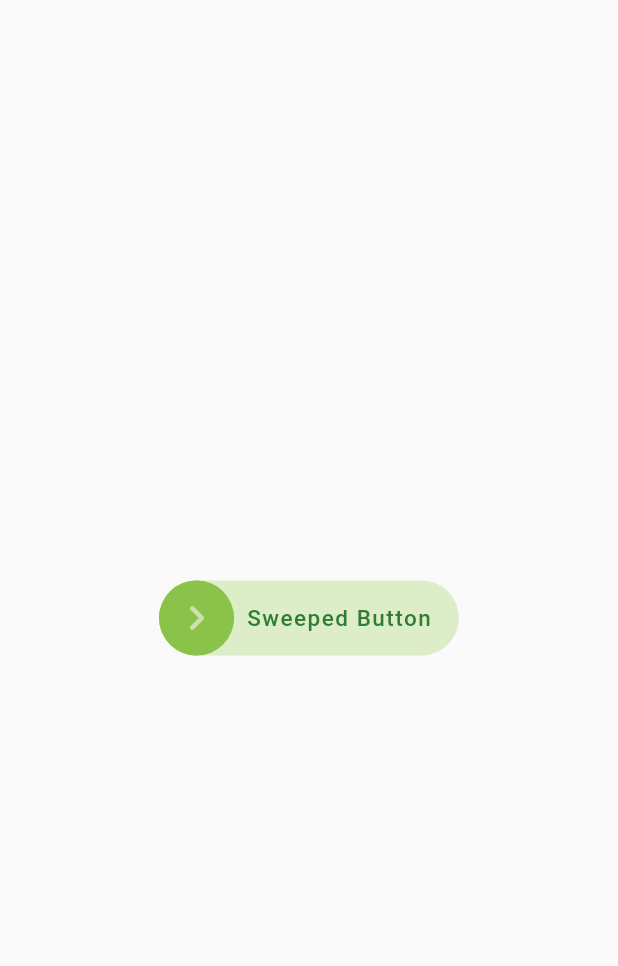
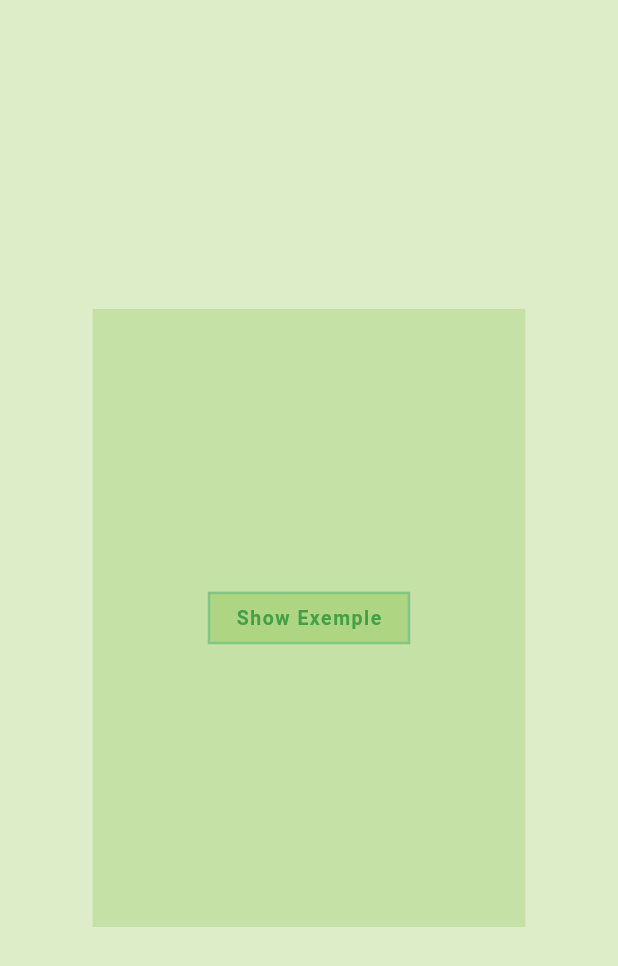
Before and after one commit to SanterDev1/sweep_animation_button, a Flutter app: the screen it shows after launch, on a phone screen of 412 x 824 dp. Shown: the top 966 px of the screen. Run offline on Flutter 3.47's test engine with Material 2 defaults, Android fonts, the phone set to English and light mode, and no system bars.

Commit message:
first commit

```diff
--- a/sweep_animation_button/example/lib/main.dart
+++ b/sweep_animation_button/example/lib/main.dart
@@ -1,5 +1,6 @@
 
 // ignore_for_file: avoid_print
+import 'package:example/test_widget.dart';
 import 'package:flutter/material.dart';
 import 'package:flutter/services.dart';
 import 'package:sweep_animation_button/sweep_animation_button.dart';
@@ -16,7 +17,7 @@ class MyApp extends StatelessWidget {
     SystemChrome.setEnabledSystemUIMode(SystemUiMode.immersiveSticky);
     return const MaterialApp(
       debugShowCheckedModeBanner: false,
-      home: MyHomePage()
+      home: MyWidget()
     );
   }
 }
@@ -29,7 +30,7 @@ class MyHomePage extends StatelessWidget {
     return Scaffold(
       body: Center(
         child: SweepAnimationButton(
-          width: 200,
+          width: 250,
           height: 50,
           animationProgressColor: Colors.green[800],
           borderRadius: 50,
--- /dev/null
+++ b/sweep_animation_button/example/lib/test_widget.dart
@@ -0,0 +1,240 @@
+import 'package:flutter/material.dart';
+import 'package:sweep_animation_button/sweep_animation_button.dart';
+
+class MyWidget extends StatefulWidget {
+  const MyWidget({super.key});
+
+  @override
+  State<MyWidget> createState() => _MyWidgetState();
+}
+
+class _MyWidgetState extends State<MyWidget> {
+  bool visibility = false;
+  bool isAnimation = true;
+  bool isDone = true;
+  @override
+  Widget build(BuildContext context) {
+    Size size = MediaQuery.of(context).size;
+    return Scaffold(
+      backgroundColor: Colors.lightGreen[100],
+      body: Center(
+        child: Container(
+          width: size.width * 0.7,
+          height: size.height * 0.5,
+          color: Colors.lightGreen[200],
+          child: Stack(
+            alignment: Alignment.center,
+            children: [
+              buildButtonWidget(),
+              AnimatedPositioned(
+                duration: const Duration(milliseconds: 600),
+                top: isAnimation ? -700 : 0,
+                child: Container(
+                  width: size.width * 0.7,
+                  height: size.height * 0.5,
+                  color: Colors.lightGreen[300],
+                  child: Column(
+                    children: [
+                      buildRowWidget(),
+                      const SizedBox(height: 24),
+                      buildColumnInputWidget(),
+                      const SizedBox(height: 24),
+                      buildCheckBox(),
+                      const SizedBox(height: 24),
+                      buildMyWidgetSweeped(),
+                    ],
+                  ),
+                ),
+              ),
+              buildDoneLogin(
+                  width: size.width * 0.7, height: size.height * 0.5),
+            ],
+          ),
+        ),
+      ),
+    );
+  }
+
+  Widget buildButtonWidget() {
+    return InkWell(
+      onTap: () => setState(() => isAnimation = !isAnimation),
+      borderRadius: BorderRadius.circular(50),
+      child: Container(
+        alignment: Alignment.center,
+        width: 135,
+        height: 35,
+        decoration: BoxDecoration(
+          color: Colors.lightGreen[300],
+          border: Border.all(color: Colors.green.shade300, width: 1.7),
+        ),
+        child: Text(
+          "Show Exemple",
+          style: TextStyle(
+            color: Colors.green[600],
+            fontSize: 13,
+            fontWeight: FontWeight.w600,
+            letterSpacing: 1,
+          ),
+        ),
+      ),
+    );
+  }
+
+  Widget buildRowWidget() {
+    return Padding(
+      padding: const EdgeInsets.only(left: 12, right: 12, top: 12, bottom: 24),
+      child: Row(
+        mainAxisAlignment: MainAxisAlignment.spaceBetween,
+        crossAxisAlignment: CrossAxisAlignment.center,
+        children: [
+          const SizedBox(width: 20),
+          Text(
+            "Page Login",
+            style: TextStyle(
+              color: Colors.green[700],
+              fontSize: 18,
+              fontWeight: FontWeight.w500,
+              letterSpacing: 1,
+            ),
+          ),
+          InkWell(
+            onTap: () => setState(() => isAnimation = !isAnimation),
+            borderRadius: BorderRadius.circular(50),
+            splashFactory: NoSplash.splashFactory,
+            child: Container(
+              alignment: Alignment.center,
+              width: 35,
+              height: 35,
+              child: Icon(
+                Icons.close,
+                size: 22,
+                color: Colors.green[700],
+              ),
+            ),
+          ),
+        ],
+      ),
+    );
+  }
+
+  Widget buildColumnInputWidget() {
+    return Column(
+      children: [
+        buildInputWidget("Entre Your Adress Email", false),
+        const SizedBox(height: 12),
+        buildInputWidget("Entre Your Password", true),
+      ],
+    );
+  }
+
+  Widget buildInputWidget(String title, bool obscureText) {
+    return Padding(
+      padding: const EdgeInsets.symmetric(horizontal: 12),
+      child: SizedBox(
+        width: double.infinity,
+        height: 45,
+        child: TextFormField(
+          keyboardType: null,
+          obscureText: obscureText,
+          style: TextStyle(
+            color: Colors.green[900],
+            fontSize: 15,
+            fontWeight: FontWeight.w500,
+            letterSpacing: 0.4,
+          ),
+          cursorColor: Colors.green[900],
+          decoration: InputDecoration(
+            filled: true,
+            fillColor: Colors.lightGreen[400],
+            hintText: title,
+            hintStyle: TextStyle(
+              color: Colors.green[800],
+              fontSize: 13,
+              fontWeight: FontWeight.w500,
+              letterSpacing: 0.4,
+            ),
+            enabledBorder: OutlineInputBorder(
+              borderSide:
+                  BorderSide(color: Colors.lightGreen.shade600, width: 1.4),
+              borderRadius: BorderRadius.circular(0),
+            ),
+            focusedBorder: OutlineInputBorder(
+              borderSide: BorderSide(color: Colors.green.shade800, width: 2),
+              borderRadius: BorderRadius.circular(0),
+            ),
+          ),
+        ),
+      ),
+    );
+  }
+
+  Widget buildCheckBox() {
+    return Row(
+      children: [
+        Checkbox(
+          value: visibility ? true : false,
+          onChanged: (value) => setState(() => visibility = !visibility),
+          fillColor: MaterialStatePropertyAll(Colors.lightGreen[600]),
+          checkColor: Colors.green[900],
+        ),
+        Text(
+          "Lorem ipsum dolor sit amet, \nconsectetur adipiscing elit. \nNullam feugiat malesuada odio .",
+          style: TextStyle(
+            fontSize: 13,
+            fontWeight: FontWeight.w400,
+            letterSpacing: 0.4,
+            color: Colors.green[900],
+          ),
+        ),
+      ],
+    );
+  }
+
+  Widget buildMyWidgetSweeped() {
+    return SweepAnimationButton(
+      width: 200,
+      height: 40,
+      animationProgressColor: Colors.lightGreen[500],
+      borderRadius: 50,
+      animationColor: Colors.lightGreen[100],
+      backroundColor: Colors.green[400],
+      durationCircle: 5,
+      hideIcon: true,
+      child: Text(
+        "Log In",
+        style: TextStyle(
+          fontSize: 16,
+          color: Colors.green[900],
+          fontWeight: FontWeight.w600,
+          letterSpacing: 1,
+        ),
+      ),
+      onTap: () => setState(() => isDone = !isDone),
+    );
+  }
+
+  Widget buildDoneLogin({required double width, required double height}) {
+    return AnimatedPositioned(
+      duration: const Duration(milliseconds: 600),
+      top: isDone ? 700 : 0,
+      child: Container(
+        width: width,
+        height: height,
+        color: Colors.lightGreen[300],
+        child: Column(
+          mainAxisAlignment: MainAxisAlignment.center,
+          children: [
+            Container(
+              width: 100,
+              height: 100,
+              decoration: const BoxDecoration(
+                shape: BoxShape.circle,
+              ),
+              child: Icon(Icons.done, size: 50, color: Colors.green[600]),
+            ),
+          ],
+        ),
+      ),
+    );
+  }
+}
--- a/sweep_animation_button/lib/sweep_animation_button.dart
+++ b/sweep_animation_button/lib/sweep_animation_button.dart
@@ -3,8 +3,8 @@ library sweep_animation_button;
 
 import 'dart:math' as math;
 import 'package:flutter/material.dart';
-import 'src/widget/build_progress_circle.dart';
-import 'src/widget/build_sweeped.dart';
+import 'widget/build_progress_circle.dart';
+import 'widget/build_sweeped.dart';
 
 class SweepAnimationButton extends StatefulWidget {
   /// Size Backround Width [width] .
@@ -108,6 +108,7 @@ class _SweepAnimationButtonState extends State<SweepAnimationButton>
   }
 
   Function() get onTapEnd => widget.onTap!;
+  double get paddingSize => widget.height!;
   late double soliderSweepedValue;
   bool visibility = false;
   sweepedDownDetector(double sweepedPosition) {
@@ -159,7 +160,7 @@ class _SweepAnimationButtonState extends State<SweepAnimationButton>
               children: [
                 Align(child: FittedBox(
                   child: Padding(
-                    padding: const EdgeInsets.only(left: 40),
+                    padding: const EdgeInsets.only(left: 10),
                     child: widget.child!,
                   ),
                 )),
--- a/sweep_animation_button/lib/src/widget/build_sweeped.dart
+++ b/sweep_animation_button/lib/widget/build_sweeped.dart
@@ -94,7 +94,8 @@ class _BuildSweepedState extends State<BuildSweeped>
           children: [
             FadeTransition(
               opacity: (widget.sweepedPosition! == widget.height!)
-                  ? _animation : Tween<double>(begin: 1, end: 1).animate(_controller),
+                  ? _animation
+                  : Tween<double>(begin: 1, end: 1).animate(_controller),
               child: Container(
                 width: widget.height!,
                 height: widget.height!,
```
Also changed, not shown: sweep_animation_button/lib/widget/build_progress_circle.dart (renamed from sweep_animation_button/lib/src/widget/build_progress_circle.dart).
